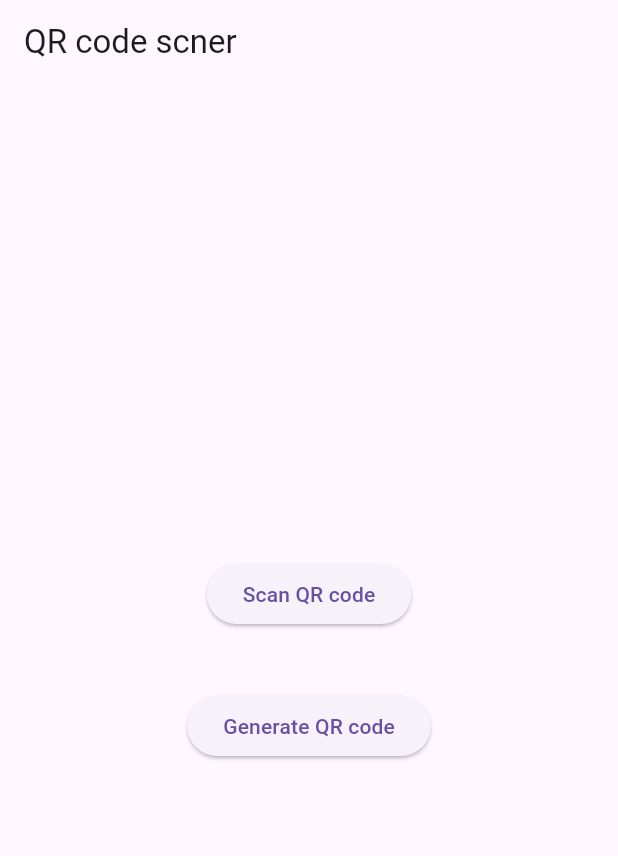
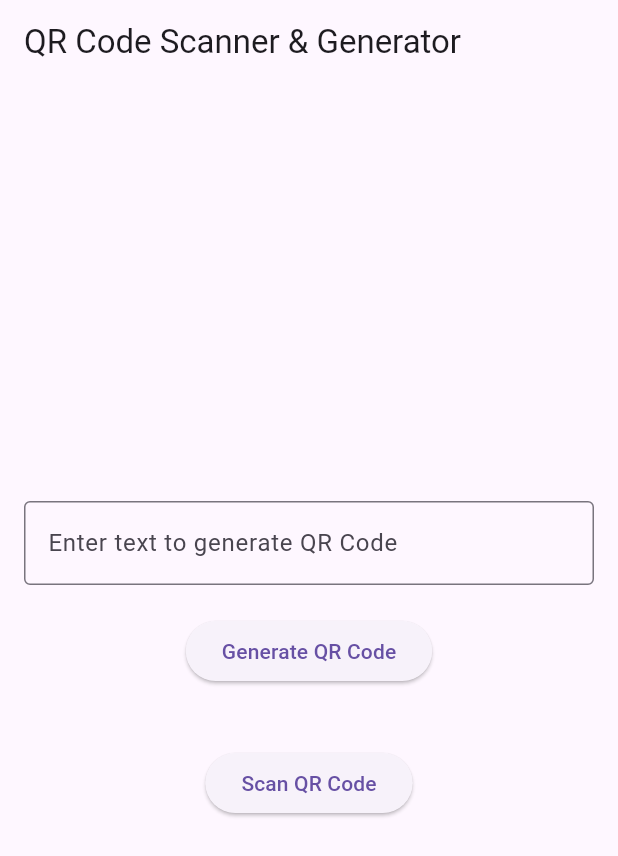
Before and after one commit to sajimhasan/QrcodeScanerAndGenaretar, a Flutter app: the screen it shows after launch, on a phone screen of 412 x 824 dp. Shown: the top 856 px of the screen. Run offline on Flutter 3.47's test engine with Material 3 defaults, Android fonts, the light colour scheme and no system bars; our stand-ins replace qr_flutter; missing offline and left inert: qr_code_scanner.

Commit message:
App ready

```diff
--- a/lib/UI/home_page.dart
+++ b/lib/UI/home_page.dart
@@ -1,34 +1,36 @@
-import 'package:flutter/material.dart';
-import 'package:qrcode_scaner/UI/scanQRcode.dart';
+// import 'package:flutter/material.dart';
+// import 'package:qrcode_scaner/UI/GenerateQRCode.dart';
+// import 'package:qrcode_scaner/UI/scanQRcode.dart';
 
-class HomePage extends StatelessWidget {
-  const HomePage({super.key});
+// class HomePage extends StatelessWidget {
+//   const HomePage({super.key});
 
-  @override
-  Widget build(BuildContext context) {
-    return Scaffold(
-      appBar: AppBar(
-        title: Text('QR code scner'),
-      ),
-      body: Center(
-        child: Column(
-          mainAxisAlignment: MainAxisAlignment.center,
-          children: [
-            ElevatedButton(onPressed: (){
-              Navigator.push(context, MaterialPageRoute(builder: (_)=>Scanqrcode()));
+//   @override
+//   Widget build(BuildContext context) {
+//     return Scaffold(
+//       appBar: AppBar(
+//         title: Text('QR code scner'),
+//       ),
+//       body: Center(
+//         child: Column(
+//           mainAxisAlignment: MainAxisAlignment.center,
+//           children: [
+//             ElevatedButton(onPressed: (){
+//               Navigator.push(context, MaterialPageRoute(builder: (_)=>Scanqrcode()));
 
-            }
-            , child: Text('Scan QR code')),
-            SizedBox(height: 40,),
-            ElevatedButton(onPressed: (){
+//             }
+//             , child: Text('Scan QR code')),
+//             SizedBox(height: 40,),
+//             ElevatedButton(onPressed: (){
+//               Navigator.push(context, MaterialPageRoute(builder: (_)=>Generateqrcode()));
 
-            }
-            , child: Text('Generate QR code'))
-          ],
+//             }
+//             , child: Text('Generate QR code'))
+//           ],
 
-        ),
-      ),
+//         ),
+//       ),
 
-    );
-  }
-}
+//     );
+//   }
+// }
--- a/lib/main.dart
+++ b/lib/main.dart
@@ -1,19 +1,122 @@
-import 'dart:ffi';
+import 'package:flutter/material.dart';
+import 'package:qr_flutter/qr_flutter.dart';
+import 'package:qr_code_scanner/qr_code_scanner.dart';
 
-import 'package:flutter/material.dart';
-import 'package:get/route_manager.dart';
-import 'package:qrcode_scaner/UI/home_page.dart';
-void main(){
-  runApp(Myapp());
+void main() {
+  runApp(QRApp());
 }
-class Myapp extends StatelessWidget {
-  const Myapp({super.key});
+
+class QRApp extends StatelessWidget {
   @override
   Widget build(BuildContext context) {
-    return GetMaterialApp(
-      title:'QR code scener and Genetor',
-      home:HomePage() ,
+    return MaterialApp(
       debugShowCheckedModeBanner: false,
+      home: QRHomePage(),
     );
   }
 }
+
+class QRHomePage extends StatefulWidget {
+  @override
+  _QRHomePageState createState() => _QRHomePageState();
+}
+
+class _QRHomePageState extends State<QRHomePage> {
+  String qrText = "";
+  TextEditingController _controller = TextEditingController();
+
+  @override
+  Widget build(BuildContext context) {
+    return Scaffold(
+      appBar: AppBar(title: Text("QR Code Scanner & Generator")),
+      body: Padding(
+        padding: const EdgeInsets.all(16.0),
+        child: Column(
+          mainAxisAlignment: MainAxisAlignment.center,
+          children: [
+            TextField(
+              controller: _controller,
+              decoration: InputDecoration(
+                labelText: "Enter text to generate QR Code",
+                border: OutlineInputBorder(),
+              ),
+            ),
+            SizedBox(height: 20),
+            ElevatedButton(
+              onPressed: () {
+                setState(() {
+                  qrText = _controller.text;
+                });
+              },
+              child: Text("Generate QR Code"),
+            ),
+            SizedBox(height: 20),
+            if (qrText.isNotEmpty)
+              QrImageView(
+                data: qrText,
+                size: 200,
+              ),
+            SizedBox(height: 20),
+            ElevatedButton(
+              onPressed: () {
+                Navigator.push(
+                  context,
+                  MaterialPageRoute(builder: (context) => QRScanner()),
+                );
+              },
+              child: Text("Scan QR Code"),
+            ),
+          ],
+        ),
+      ),
+    );
+  }
+}
+
+class QRScanner extends StatefulWidget {
+  @override
+  _QRScannerState createState() => _QRScannerState();
+}
+
+class _QRScannerState extends State<QRScanner> {
+  final GlobalKey qrKey = GlobalKey(debugLabel: 'QR');
+  QRViewController? controller;
+  String scannedData = "Scan a QR Code";
+
+  @override
+  void dispose() {
+    controller?.dispose();
+    super.dispose();
+  }
+
+  @override
+  Widget build(BuildContext context) {
+    return Scaffold(
+      appBar: AppBar(title: Text("QR Code Scanner")),
+      body: Column(
+        children: [
+          Expanded(
+            flex: 5,
+            child: QRView(
+              key: qrKey,
+              onQRViewCreated: (QRViewController controller) {
+                this.controller = controller;
+                controller.scannedDataStream.listen((scanData) {
+                  setState(() {
+                    scannedData = scanData.code ?? "";
+                  });
+                });
+              },
+            ),
+          ),
+          Expanded(
+            flex: 1,
+            child: Center(
+              child: Text("Scanned Data: $scannedData"),
+            ),
+          ),
+        ],
+      ),
+    );
+  }
+}
--- a/pubspec.yaml
+++ b/pubspec.yaml
@@ -34,8 +34,8 @@ dependencies:
   # The following adds the Cupertino Icons font to your application.
   # Use with the CupertinoIcons class for iOS style icons.
   cupertino_icons: ^1.0.8
-  get: ^4.6.6
   qr_flutter: ^4.1.0
+  qr_code_scanner: ^1.0.1
 
 dev_dependencies:
   flutter_test:
```
Also changed, not shown: lib/UI/GenerateQRCode.dart (+44 -25 lines), lib/UI/scanQRcode.dart (+41 -13 lines), pubspec.lock, 6 other files.
